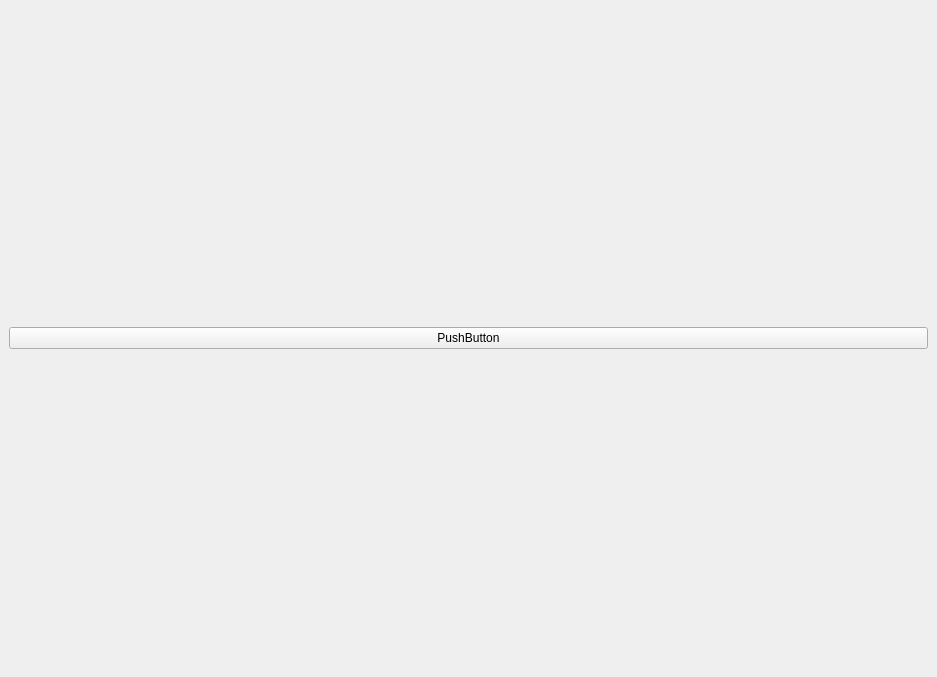
This is src/panelview.ui in app211/jaqet as Qt 5 draws it before an edit. The edited form follows.
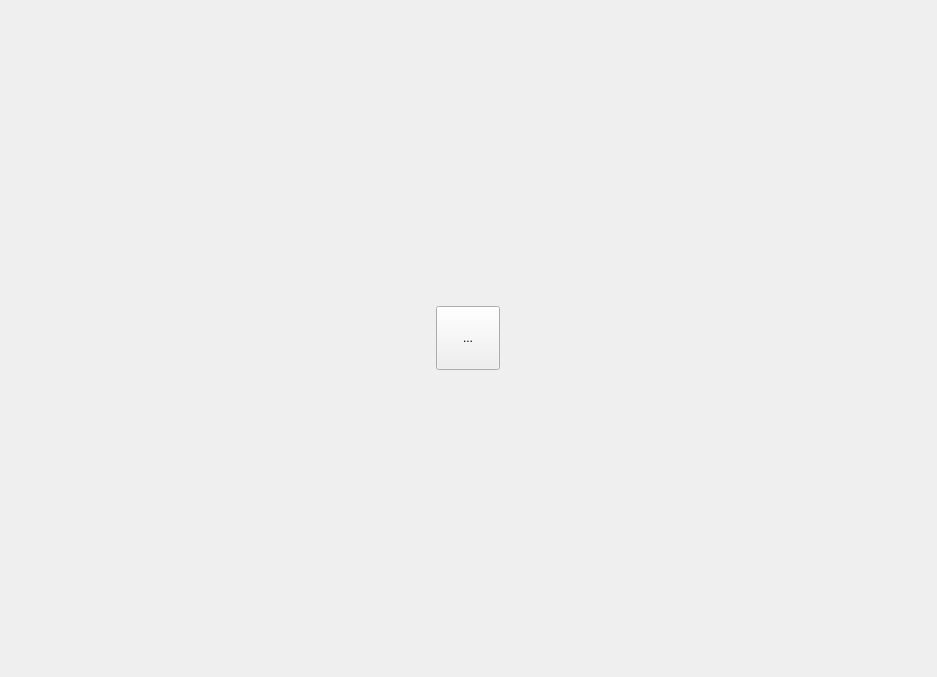
This is the edited form. The open tabs and pages were chosen to show the change. Icons and pictures are not drawn.

Diff of the .ui file:
```diff
--- a/src/panelview.ui
+++ b/src/panelview.ui
@@ -34,10 +34,38 @@
      <widget class="QWidget" name="pageProceed">
       <layout class="QVBoxLayout" name="verticalLayout_7">
        <item>
-        <widget class="QPushButton" name="Proceed">
-         <property name="text">
-          <string>PushButton</string>
-         </property>
+        <widget class="QWidget" name="widget" native="true">
+         <layout class="QHBoxLayout" name="horizontalLayout_2">
+          <item>
+           <widget class="QToolButton" name="Proceed">
+            <property name="minimumSize">
+             <size>
+              <width>64</width>
+              <height>64</height>
+             </size>
+            </property>
+            <property name="layoutDirection">
+             <enum>Qt::LeftToRight</enum>
+            </property>
+            <property name="autoFillBackground">
+             <bool>false</bool>
+            </property>
+            <property name="text">
+             <string extracomment="Proceed">...</string>
+            </property>
+            <property name="icon">
+             <iconset resource="../resources/resources.qrc">
+              <normaloff>:/resources/Proceed.png</normaloff>:/resources/Proceed.png</iconset>
+            </property>
+            <property name="iconSize">
+             <size>
+              <width>32</width>
+              <height>32</height>
+             </size>
+            </property>
+           </widget>
+          </item>
+         </layout>
         </widget>
        </item>
       </layout>
```
Left out of the diff: 9 changed lines with no effect on the pictures.
